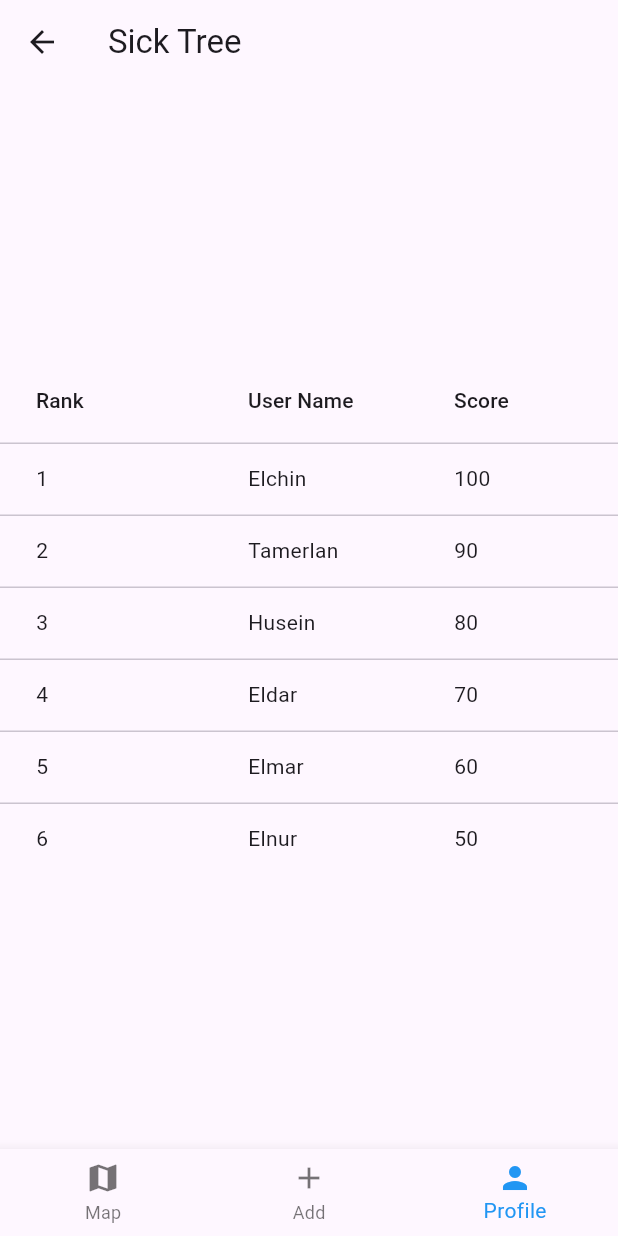
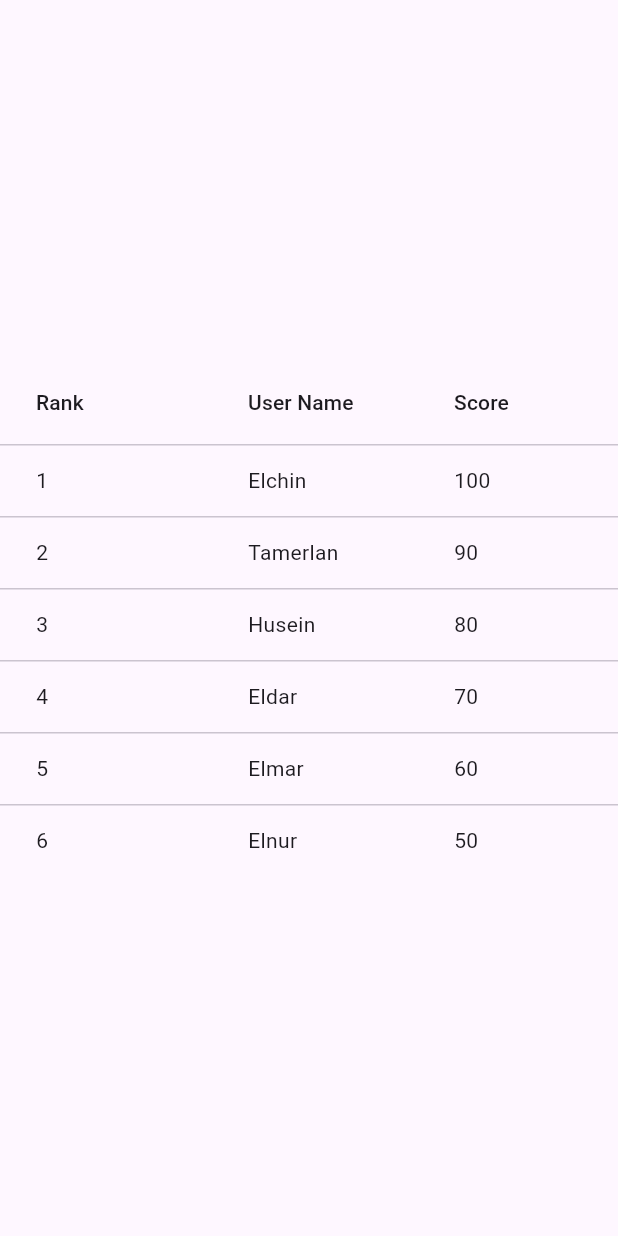
Before and after one commit to Krmsh1n5/trashHunt, a Flutter app: the StandingsTable widget shown alone on an empty page, opened directly, on a phone screen of 412 x 824 dp. Run offline on Flutter 3.47's test engine with Material 3 defaults, Android fonts, the phone set to English and light mode, and no system bars; drawn by our look-alikes of data_table_2; our stand-ins replace flutter_map, latlong2; statements that could not run were skipped.

Commit message:
Fixed error with navbar

```diff
--- a/lib/main.dart
+++ b/lib/main.dart
@@ -1,5 +1,6 @@
 import 'package:junction_project/map.dart';
 import 'package:flutter/material.dart';
+import 'package:junction_project/profile.dart';
 
 void main() {
   runApp(const MyApp());
@@ -34,6 +35,8 @@ class _HomePageState extends State<HomePage> {
   // Removed 'const' here because Notifications() can't be constant
   static final List<Widget> _widgetOptions = <Widget>[
     const CarbonMap(),
+    const Text("Hello World!"),
+    const StandingsTable()
   ];
 
   void _onItemTapped(int index) {
--- a/lib/profile.dart
+++ b/lib/profile.dart
@@ -20,11 +20,7 @@ class _StandingsTableState extends State<StandingsTable> {
 
   @override
   Widget build(BuildContext context) {
-    return Scaffold(
-      appBar: AppBar(
-        title: const Text('Sick Tree'),
-      ),
-      body: Center(
+    return Center(
         child: Expanded(
                     child: DataTable2(
                   isVerticalScrollBarVisible: true,
@@ -59,23 +55,6 @@ class _StandingsTableState extends State<StandingsTable> {
                       ),
                   ],
                 )),
-      ),
-      bottomNavigationBar: BottomNavigationBar(
-        items: const <BottomNavigationBarItem>[
-          BottomNavigationBarItem(
-            icon: Icon(Icons.map),
-            label: 'Map',
-          ),
-          BottomNavigationBarItem(icon: Icon(Icons.add), label: 'Add'),
-          BottomNavigationBarItem(
-            icon: Icon(Icons.person),
-            label: 'Profile',
-          ),
-        ],
-        currentIndex: _selectedIndex,
-        selectedItemColor: Colors.blue,
-        onTap: _onItemTapped,
-      ),
-    );
+      );
   }
 }
```
